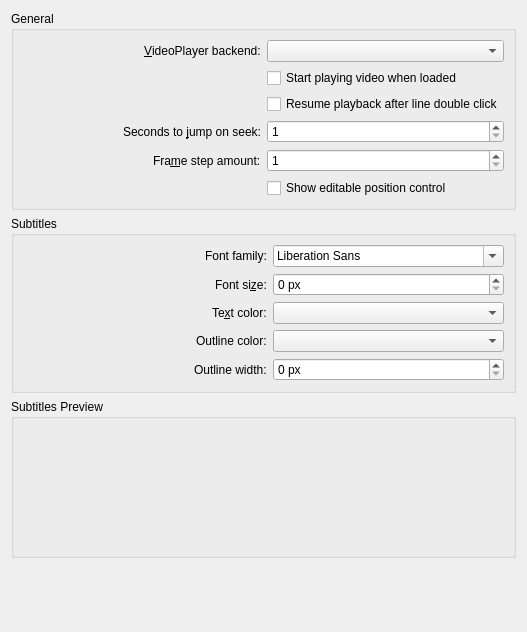
Before: the Qt Designer form src/configs/playerconfigwidget.ui in maxrd2/SubtitleComposer, drawn with Qt 5.
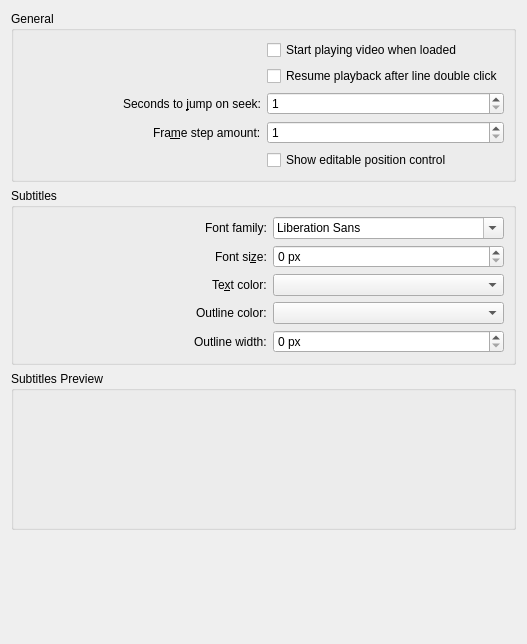
After: the same form once the commit is applied. Custom widgets are drawn as their Qt base class.

Commit message: Video player uses QtAV directly. Removed video player plugin system.

What changed in the file:
```diff
--- a/src/configs/playerconfigwidget.ui
+++ b/src/configs/playerconfigwidget.ui
@@ -7,7 +7,7 @@
     <x>0</x>
     <y>0</y>
     <width>527</width>
-    <height>632</height>
+    <height>644</height>
    </rect>
   </property>
   <layout class="QVBoxLayout" name="verticalLayout">
@@ -16,8 +16,8 @@
      <property name="title">
       <string>General</string>
      </property>
-     <layout class="QGridLayout" name="gridLayout" columnstretch="1,1">
-      <item row="3" column="0" alignment="Qt::AlignRight">
+     <layout class="QGridLayout" name="gridLayout" columnstretch="1,0">
+      <item row="2" column="0" alignment="Qt::AlignRight">
        <widget class="QLabel" name="label_4">
         <property name="text">
          <string>Seconds to &amp;jump on seek:</string>
@@ -27,37 +27,7 @@
         </property>
        </widget>
       </item>
-      <item row="4" column="1">
-       <widget class="QSpinBox" name="kcfg_StepJumpLength">
-        <property name="minimum">
-         <number>1</number>
-        </property>
-        <property name="maximum">
-         <number>1000</number>
-        </property>
-       </widget>
-      </item>
-      <item row="0" column="1">
-       <widget class="QComboBox" name="kcfg_PlayerBackend"/>
-      </item>
-      <item row="5" column="1">
-       <widget class="QCheckBox" name="kcfg_ShowPositionTimeEdit">
-        <property name="text">
-         <string>Show editable position control</string>
-        </property>
-       </widget>
-      </item>
-      <item row="0" column="0" alignment="Qt::AlignRight">
-       <widget class="QLabel" name="label_3">
-        <property name="text">
-         <string>&amp;VideoPlayer backend:</string>
-        </property>
-        <property name="buddy">
-         <cstring>kcfg_PlayerBackend</cstring>
-        </property>
-       </widget>
-      </item>
-      <item row="3" column="1">
+      <item row="2" column="1">
        <widget class="QSpinBox" name="kcfg_SeekJumpLength">
         <property name="minimum">
          <number>1</number>
@@ -67,7 +37,7 @@
         </property>
        </widget>
       </item>
-      <item row="4" column="0" alignment="Qt::AlignRight">
+      <item row="3" column="0" alignment="Qt::AlignRight">
        <widget class="QLabel" name="label">
         <property name="text">
          <string>Fra&amp;me step amount:</string>
@@ -77,20 +47,37 @@
         </property>
        </widget>
       </item>
-      <item row="1" column="1">
-       <widget class="QCheckBox" name="kcfg_VideoAutoPlay">
+      <item row="4" column="1">
+       <widget class="QCheckBox" name="kcfg_ShowPositionTimeEdit">
         <property name="text">
-         <string>Start playing video when loaded</string>
+         <string>Show editable position control</string>
         </property>
        </widget>
       </item>
-      <item row="2" column="1">
+      <item row="1" column="1">
        <widget class="QCheckBox" name="kcfg_UnpauseOnDoubleClick">
         <property name="text">
          <string>Resume playback after line double click</string>
         </property>
        </widget>
       </item>
+      <item row="3" column="1">
+       <widget class="QSpinBox" name="kcfg_StepJumpLength">
+        <property name="minimum">
+         <number>1</number>
+        </property>
+        <property name="maximum">
+         <number>1000</number>
+        </property>
+       </widget>
+      </item>
+      <item row="0" column="1">
+       <widget class="QCheckBox" name="kcfg_VideoAutoPlay">
+        <property name="text">
+         <string>Start playing video when loaded</string>
+        </property>
+       </widget>
+      </item>
      </layout>
     </widget>
    </item>
```
Left out of the diff: 1 changed line with no effect on the pictures. The commit also changes 19 other files.
